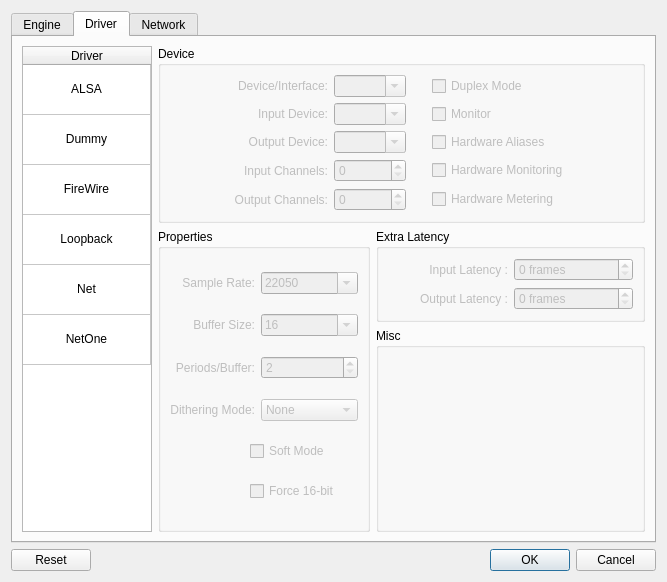
First picture: the form in resources/ui/settings_jack.ui, repository LADI/Cadence, before the edit.
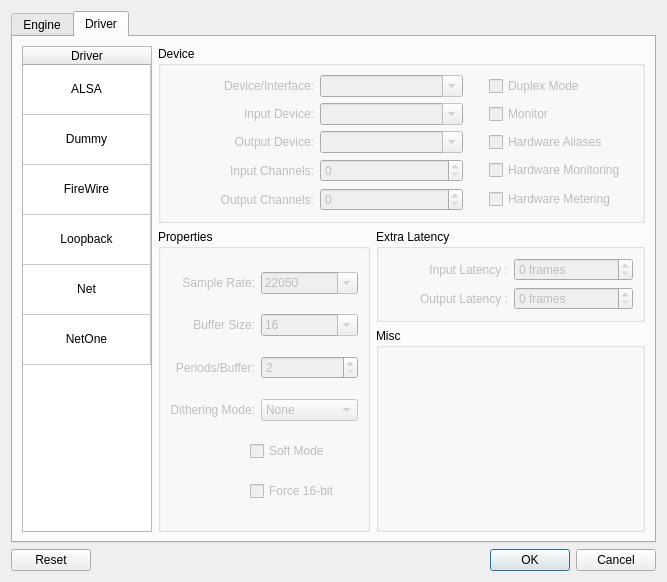
Second picture: the form after the edit.

Commit message: restore tab default chooses

What changed in the file:
```diff
--- a/resources/ui/settings_jack.ui
+++ b/resources/ui/settings_jack.ui
@@ -550,7 +550,7 @@
           <string>Device</string>
          </property>
          <layout class="QGridLayout" name="gridLayout_3">
-          <item row="4" column="1">
+          <item row="4" column="0">
            <widget class="QLabel" name="obj_driver_outchannels_label">
             <property name="enabled">
              <bool>false</bool>
@@ -566,7 +566,7 @@
             </property>
            </widget>
           </item>
-          <item row="2" column="1">
+          <item row="2" column="0">
            <widget class="QLabel" name="obj_driver_playback_label">
             <property name="enabled">
              <bool>false</bool>
@@ -583,7 +583,7 @@
             </property>
            </widget>
           </item>
-          <item row="1" column="4">
+          <item row="1" column="3">
            <widget class="QCheckBox" name="obj_driver_monitor">
             <property name="enabled">
              <bool>false</bool>
@@ -596,7 +596,7 @@
             </property>
            </widget>
           </item>
-          <item row="2" column="4">
+          <item row="2" column="3">
            <widget class="QCheckBox" name="obj_driver_hw_alias">
             <property name="enabled">
              <bool>false</bool>
@@ -609,7 +609,7 @@
             </property>
            </widget>
           </item>
-          <item row="0" column="1">
+          <item row="0" column="0">
            <widget class="QLabel" name="obj_driver_device_label">
             <property name="enabled">
              <bool>false</bool>
@@ -625,7 +625,7 @@
             </property>
            </widget>
           </item>
-          <item row="0" column="2">
+          <item row="0" column="1">
            <widget class="QComboBox" name="obj_driver_device">
             <property name="enabled">
              <bool>false</bool>
@@ -638,7 +638,7 @@
             </property>
            </widget>
           </item>
-          <item row="1" column="2">
+          <item row="1" column="1">
            <widget class="QComboBox" name="obj_driver_capture">
             <property name="enabled">
              <bool>false</bool>
@@ -652,7 +652,7 @@
             </property>
            </widget>
           </item>
-          <item row="4" column="2">
+          <item row="4" column="1">
            <widget class="QSpinBox" name="obj_driver_outchannels">
             <property name="enabled">
              <bool>false</bool>
@@ -662,20 +662,7 @@
             </property>
            </widget>
           </item>
-          <item row="0" column="0">
-           <spacer name="horizontalSpacer_6">
-            <property name="orientation">
-             <enum>Qt::Horizontal</enum>
-            </property>
-            <property name="sizeHint" stdset="0">
-             <size>
-              <width>40</width>
-              <height>20</height>
-             </size>
-            </property>
-           </spacer>
-          </item>
-          <item row="3" column="4">
+          <item row="3" column="3">
            <widget class="QCheckBox" name="obj_driver_hwmon">
             <property name="enabled">
              <bool>false</bool>
@@ -688,7 +675,7 @@
             </property>
            </widget>
           </item>
-          <item row="2" column="2">
+          <item row="2" column="1">
            <widget class="QComboBox" name="obj_driver_playback">
             <property name="enabled">
              <bool>false</bool>
@@ -702,7 +689,7 @@
             </property>
            </widget>
           </item>
-          <item row="0" column="4">
+          <item row="0" column="3">
            <widget class="QCheckBox" name="obj_driver_duplex">
             <property name="enabled">
              <bool>false</bool>
@@ -715,7 +702,7 @@
             </property>
            </widget>
           </item>
-          <item row="3" column="2">
+          <item row="3" column="1">
            <widget class="QSpinBox" name="obj_driver_inchannels">
             <property name="enabled">
              <bool>false</bool>
@@ -725,7 +712,7 @@
             </property>
            </widget>
           </item>
-          <item row="4" column="4">
+          <item row="4" column="3">
            <widget class="QCheckBox" name="obj_driver_hwmeter">
             <property name="enabled">
              <bool>false</bool>
@@ -738,7 +725,7 @@
             </property>
            </widget>
           </item>
-          <item row="1" column="1">
+          <item row="1" column="0">
            <widget class="QLabel" name="obj_driver_capture_label">
             <property name="enabled">
              <bool>false</bool>
@@ -755,7 +742,7 @@
             </property>
            </widget>
           </item>
-          <item row="0" column="3">
+          <item row="0" column="2">
            <spacer name="horizontalSpacer">
             <property name="orientation">
              <enum>Qt::Horizontal</enum>
@@ -771,7 +758,7 @@
             </property>
            </spacer>
           </item>
-          <item row="3" column="1">
+          <item row="3" column="0">
            <widget class="QLabel" name="obj_driver_inchannels_label">
             <property name="enabled">
              <bool>false</bool>
@@ -787,19 +774,6 @@
             </property>
            </widget>
           </item>
-          <item row="0" column="5">
-           <spacer name="horizontalSpacer_7">
-            <property name="orientation">
-             <enum>Qt::Horizontal</enum>
-            </property>
-            <property name="sizeHint" stdset="0">
-             <size>
-              <width>40</width>
-              <height>20</height>
-             </size>
-            </property>
-           </spacer>
-          </item>
          </layout>
         </widget>
        </item>
@@ -1428,28 +1402,6 @@
        </item>
       </layout>
      </widget>
-     <widget class="QWidget" name="network">
-      <attribute name="title">
-       <string>Network</string>
-      </attribute>
-      <layout class="QVBoxLayout" name="verticalLayout_3">
-       <item>
-        <widget class="QLabel" name="label">
-         <property name="font">
-          <font>
-           <pointsize>16</pointsize>
-          </font>
-         </property>
-         <property name="text">
-          <string>Not Implemented Yet</string>
-         </property>
-         <property name="alignment">
-          <set>Qt::AlignCenter</set>
-         </property>
-        </widget>
-       </item>
-      </layout>
-     </widget>
     </widget>
    </item>
    <item>
```
The commit also changes 2 other files.
